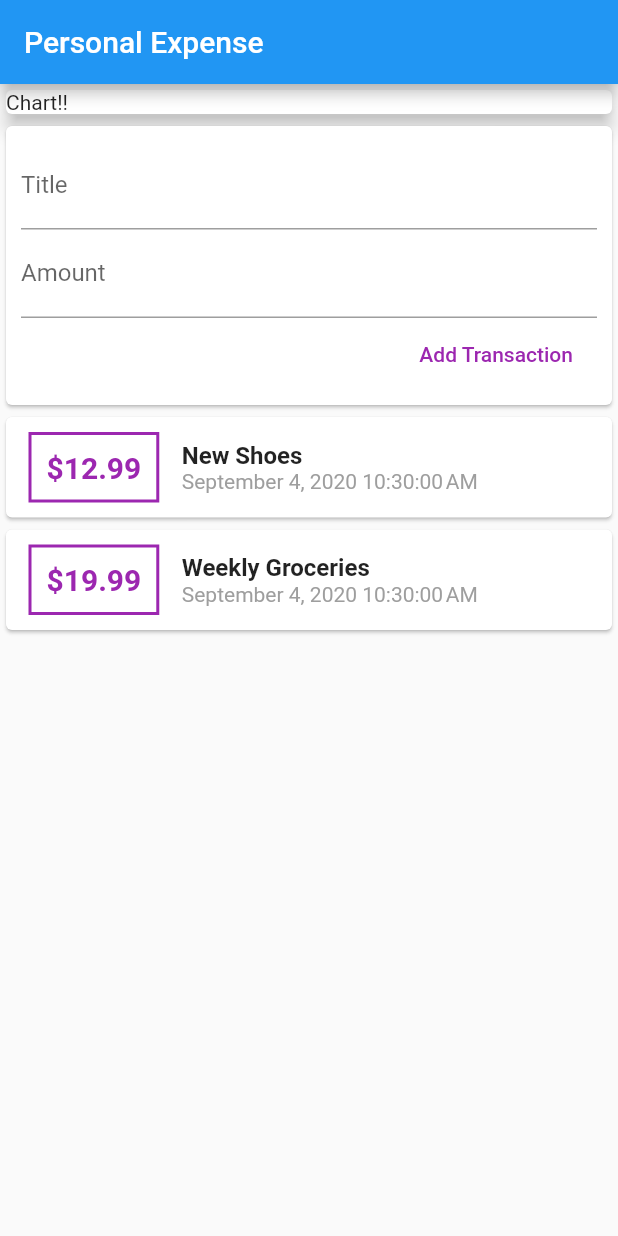
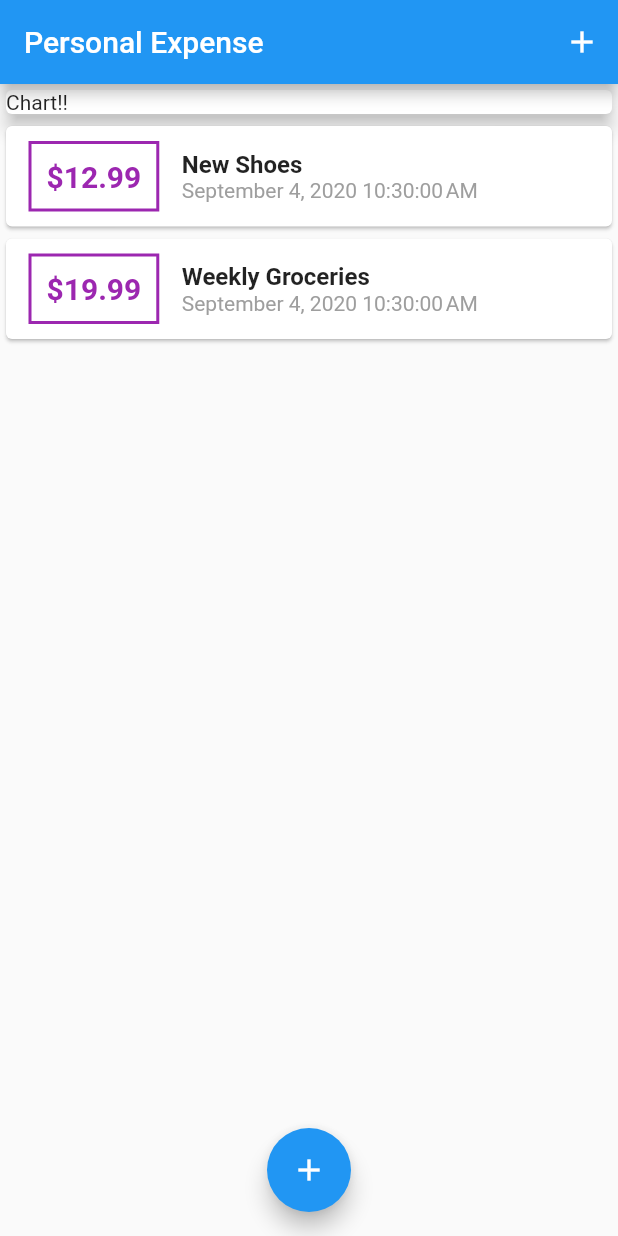
Before and after one commit to MyoMyatAung/Personal_Expense, a Flutter app: the screen it shows after launch, on a phone screen of 412 x 824 dp. Run offline on Flutter 3.47's test engine with Material 2 defaults, Android fonts, the phone set to English and light mode, and no system bars.

Commit message:
Add modal bottom sheet for add new transaction

```diff
--- a/personal_expense/lib/main.dart
+++ b/personal_expense/lib/main.dart
@@ -1,5 +1,8 @@
 import 'package:flutter/material.dart';
+import 'package:personal_expense/widgets/new_transaction.dart';
 import 'package:personal_expense/widgets/user_transaction.dart';
+
+import 'models/transaction.dart';
 
 void main() {
   runApp(MyApp());
@@ -20,12 +23,64 @@ class MyApp extends StatelessWidget {
   }
 }
 
-class MyHomePage extends StatelessWidget {
+class MyHomePage extends StatefulWidget {
+  @override
+  _MyHomePageState createState() => _MyHomePageState();
+}
+
+class _MyHomePageState extends State<MyHomePage> {
+  final List<Transaction> transactions = [
+    Transaction(
+      id: 't1',
+      title: 'New Shoes',
+      amount: 12.99,
+      date: DateTime.now(),
+    ),
+    Transaction(
+      id: 't2',
+      title: 'Weekly Groceries',
+      amount: 19.99,
+      date: DateTime.now(),
+    ),
+  ];
+
+  void _addNewTransaction(String title, double amount) {
+    final newTransaction = Transaction(
+      title: title,
+      amount: amount,
+      date: DateTime.now(),
+      id: DateTime.now().toString(),
+    );
+    setState(() {
+      transactions.add(newTransaction);
+    });
+  }
+
+  void _startAddNewTransaction(BuildContext context) {
+    showModalBottomSheet(
+        context: context,
+        builder: (_) {
+          return GestureDetector(
+            onTap: (){},
+            child: NewTransaction(
+              addNewTransaction: _addNewTransaction,
+            ),
+            behavior: HitTestBehavior.opaque,
+          );
+        });
+  }
+
   @override
   Widget build(BuildContext context) {
     return Scaffold(
       appBar: AppBar(
         title: Text('Personal Expense'),
+        actions: [
+          IconButton(
+            icon: Icon(Icons.add),
+            onPressed: () => _startAddNewTransaction(context),
+          )
+        ],
       ),
       body: SingleChildScrollView(
         child: Column(
@@ -38,9 +93,14 @@ class MyHomePage extends StatelessWidget {
                 elevation: 5,
               ),
             ),
-            UserTransaction(),
+            UserTransaction(transactions: transactions,),
           ],
         ),
+      ),
+      floatingActionButtonLocation: FloatingActionButtonLocation.centerFloat,
+      floatingActionButton: FloatingActionButton(
+        onPressed: () => _startAddNewTransaction(context),
+        child: Icon(Icons.add),
       ),
     );
   }
--- a/personal_expense/lib/widgets/user_transaction.dart
+++ b/personal_expense/lib/widgets/user_transaction.dart
@@ -2,46 +2,13 @@ import 'package:flutter/material.dart';
 import 'package:personal_expense/models/transaction.dart';
 import 'package:personal_expense/widgets/transaction_list.dart';
 
-import 'new_transaction.dart';
-
-class UserTransaction extends StatefulWidget {
-  @override
-  _UserTransactionState createState() => _UserTransactionState();
-}
-
-class _UserTransactionState extends State<UserTransaction> {
-  final List<Transaction> transactions = [
-    Transaction(
-      id: 't1',
-      title: 'New Shoes',
-      amount: 12.99,
-      date: DateTime.now(),
-    ),
-    Transaction(
-      id: 't2',
-      title: 'Weekly Groceries',
-      amount: 19.99,
-      date: DateTime.now(),
-    ),
-  ];
-
-  void _addNewTransaction(String title, double amount) {
-    final newTransaction = Transaction(
-      title: title,
-      amount: amount,
-      date: DateTime.now(),
-      id: DateTime.now().toString(),
-    );
-    setState(() {
-      transactions.add(newTransaction);
-    });
-  }
-
+class UserTransaction extends StatelessWidget {
+  final List<Transaction> transactions;
+  UserTransaction({this.transactions});
   @override
   Widget build(BuildContext context) {
     return Column(
       children: [
-        NewTransaction(addNewTransaction: _addNewTransaction),
         TransactionList(
           transactions: transactions,
         )
```
Also changed, not shown: personal_expense/lib/widgets/new_transaction.dart (+11 -2 lines).
